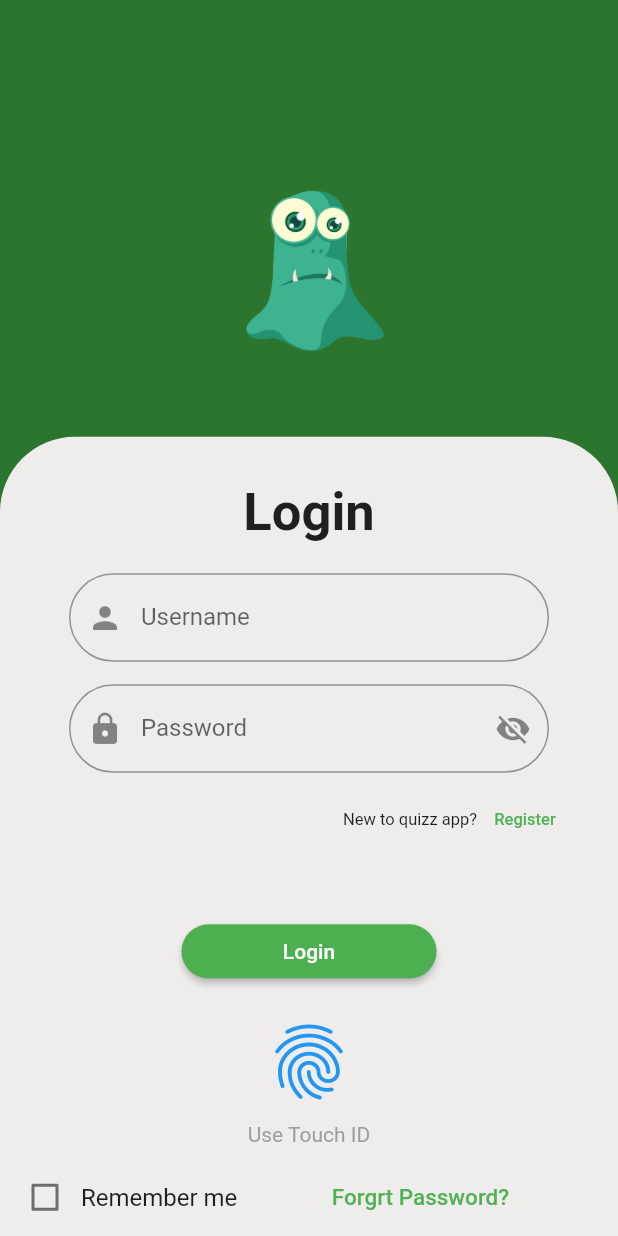
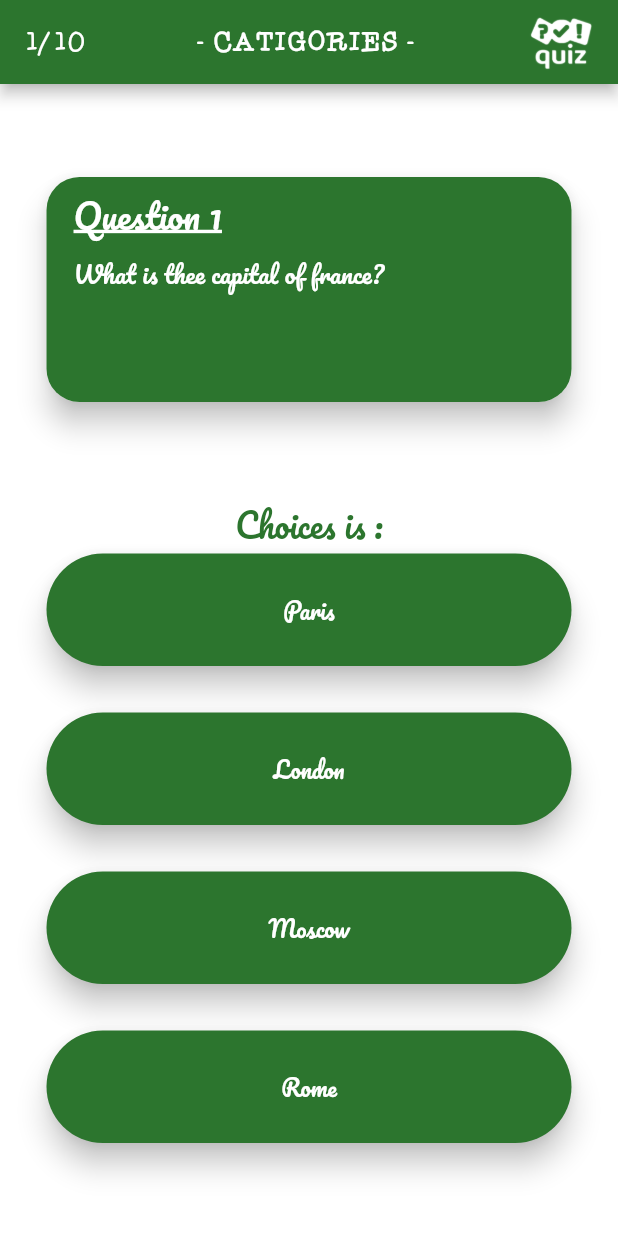
Before and after one commit to Abd0-M0stafa/abdelrahman_mostafa_iti_2023, a Flutter app: the Loginscreen screen opened directly, after a tap on "Login", on a phone screen of 412 x 824 dp. Run offline on Flutter 3.47's test engine with Material 2 defaults, Android fonts, the phone set to English and light mode, and no system bars.

Commit message:
`my fourth task (4)`

```diff
--- /dev/null
+++ b/task 2 = quiz app/fonts/New folder (2)/ffonts.net.txt
@@ -0,0 +1,5 @@
+Download Free fonts from FFonts:
+
+https://www.ffonts.net
+
+Free Fonts Donwload
--- /dev/null
+++ b/task 2 = quiz app/lib/screens/categories.dart
@@ -0,0 +1,153 @@
+import 'package:flutter/material.dart';
+import 'package:quiz_app/screens/oppening_screen.dart';
+import 'package:quiz_app/used_widgets/coponents.dart';
+
+class Catigories extends StatelessWidget {
+  const Catigories({super.key});
+
+  @override
+  Widget build(BuildContext context) {
+    return Scaffold(
+      backgroundColor: Colors.white,
+      appBar: AppBar(
+        automaticallyImplyLeading: false,
+        backgroundColor: const Color(0xff2c752e),
+        title: Row(
+          children: [
+            title(
+                text: '1/10', font: 'Flocked3', size: 18, color: Colors.white),
+            const Spacer(),
+            title(
+                text: '- CATIGORIES -',
+                font: 'Flocked3',
+                size: 18,
+                color: Colors.white),
+            const Spacer(),
+            SizedBox(
+                width: 45,
+                height: 45,
+                child: Image.asset('assets/images/quizz logo.PNG')),
+          ],
+        ),
+      ),
+      body: Column(
+        mainAxisAlignment: MainAxisAlignment.center,
+        children: [
+          const Spacer(
+            flex: 2,
+          ),
+          Material(
+            elevation: 8,
+            borderRadius: BorderRadius.circular(22),
+            child: Container(
+              height: 150,
+              width: 350,
+              decoration: BoxDecoration(
+                color: const Color(0xff2c752e),
+                borderRadius: BorderRadius.circular(22),
+              ),
+              child: Column(
+                crossAxisAlignment: CrossAxisAlignment.start,
+                children: [
+                  const Padding(
+                    padding: EdgeInsets.only(top: 5, left: 18),
+                    child: Text(
+                      'Question 1',
+                      style: TextStyle(
+                          fontFamily: 'Pacifico',
+                          fontSize: 23,
+                          color: Colors.white,
+                          decoration: TextDecoration.underline,
+                          decorationThickness: 2),
+                    ),
+                  ),
+                  Padding(
+                    padding: const EdgeInsets.only(top: 5, left: 18),
+                    child: title(
+                        text: 'What is thee capital of france?',
+                        font: 'Pacifico',
+                        size: 16,
+                        color: Colors.white),
+                  ),
+                ],
+              ),
+            ),
+          ),
+          const Spacer(
+            flex: 2,
+          ),
+          title(
+            text: 'Choices is :',
+            font: 'Pacifico',
+            size: 22,
+            color: const Color(0xff2c752e),
+          ),
+          container(
+              text: 'Paris',
+              font: 'Pacifico',
+              size: 15,
+              color: Colors.white,
+              onpressed: () {
+                Navigator.push(
+                  context,
+                  MaterialPageRoute<void>(
+                    builder: (BuildContext context) => const OppeningScreen(),
+                  ),
+                );
+              }),
+          const Spacer(
+            flex: 1,
+          ),
+          container(
+              text: 'London',
+              font: 'Pacifico',
+              size: 15,
+              color: Colors.white,
+              onpressed: () {
+                Navigator.push(
+                  context,
+                  MaterialPageRoute<void>(
+                    builder: (BuildContext context) => const OppeningScreen(),
+                  ),
+                );
+              }),
+          const Spacer(
+            flex: 1,
+          ),
+          container(
+              text: 'Moscow',
+              font: 'Pacifico',
+              size: 15,
+              color: Colors.white,
+              onpressed: () {
+                Navigator.push(
+                  context,
+                  MaterialPageRoute<void>(
+                    builder: (BuildContext context) => const OppeningScreen(),
+                  ),
+                );
+              }),
+          const Spacer(
+            flex: 1,
+          ),
+          container(
+              text: 'Rome',
+              font: 'Pacifico',
+              size: 15,
+              color: Colors.white,
+              onpressed: () {
+                Navigator.push(
+                  context,
+                  MaterialPageRoute<void>(
+                    builder: (BuildContext context) => const OppeningScreen(),
+                  ),
+                );
+              }),
+          const Spacer(
+            flex: 2,
+          ),
+        ],
+      ),
+    );
+  }
+}
--- a/task 2 = quiz app/lib/screens/login_screen.dart
+++ b/task 2 = quiz app/lib/screens/login_screen.dart
@@ -1,4 +1,5 @@
 import 'package:flutter/material.dart';
+import 'package:quiz_app/screens/categories.dart';
 
 class Loginscreen extends StatefulWidget {
   const Loginscreen({super.key});
@@ -32,7 +33,7 @@ class LoginscreenState extends State<Loginscreen> {
                 borderRadius: BorderRadius.only(
                     topLeft: Radius.circular(50),
                     topRight: Radius.circular(50)),
-                color: const Color(0xffefecec),
+                color: Color(0xffefecec),
               ),
               width: MediaQuery.of(context).size.width * 1,
               height: MediaQuery.of(context).size.height * 0.65,
@@ -99,14 +100,22 @@ class LoginscreenState extends State<Loginscreen> {
                     child: SizedBox(
                       width: 170,
                       child: ElevatedButton(
-                        onPressed: () {},
-                        child: const Text('Login'),
+                        onPressed: () {
+                          Navigator.push(
+                            context,
+                            MaterialPageRoute<void>(
+                              builder: (BuildContext context) =>
+                                  const Catigories(),
+                            ),
+                          );
+                        },
                         style: ElevatedButton.styleFrom(
                           backgroundColor: const Color(0xff4caf50),
                           shape: RoundedRectangleBorder(
                             borderRadius: BorderRadius.circular(30),
                           ),
                         ),
+                        child: const Text('Login'),
                       ),
                     ),
                   ),
--- a/task 2 = quiz app/lib/used_widgets/coponents.dart
+++ b/task 2 = quiz app/lib/used_widgets/coponents.dart
@@ -14,3 +14,35 @@ Widget title(
     ),
   );
 }
+
+Widget container(
+    {required String text,
+    required String font,
+    required double size,
+    required Color color,
+    required onpressed}) {
+  return Center(
+    child: SizedBox(
+      height: 75,
+      width: 350,
+      child: ElevatedButton(
+        onPressed: onpressed,
+        style: ElevatedButton.styleFrom(
+          backgroundColor: const Color(0xff2c752e),
+          elevation: 8,
+          shape: RoundedRectangleBorder(
+            borderRadius: BorderRadius.circular(60),
+          ),
+        ),
+        child: Text(
+          text,
+          style: TextStyle(
+            fontFamily: font,
+            fontSize: size,
+            color: color,
+          ),
+        ),
+      ),
+    ),
+  );
+}
--- a/task 2 = quiz app/pubspec.yaml
+++ b/task 2 = quiz app/pubspec.yaml
@@ -35,6 +35,7 @@ dependencies:
   # The following adds the Cupertino Icons font to your application.
   # Use with the CupertinoIcons class for iOS style icons.
   cupertino_icons: ^1.0.2
+  google_fonts: ^5.1.0
 
 dev_dependencies:
   flutter_test:
@@ -85,6 +86,9 @@ flutter:
         - asset: fonts/New folder/static/DancingScript-Regular.ttf
   #       - asset: fonts/TrajanPro_Bold.ttf
   #         weight: 700
+    - family: Flocked3
+      fonts:
+        - asset: fonts/New folder (2)/Flocked3.ttf
   #
   # For details regarding fonts from package dependencies,
   # see https://flutter.dev/custom-fonts/#from-packages
```
Also changed, not shown: task 2 = quiz app/fonts/New folder (2)/install-a-new-font.txt (added, +44 -0 lines), task 2 = quiz app/lib/main.dart (+1 -6 lines), task 2 = quiz app/lib/screens/oppening_screen.dart (+11 -3 lines), task 2 = quiz app/assets/images/quizz logo.PNG (added), task 2 = quiz app/fonts/New folder (2)/Flocked3.ttf (added), task 2 = quiz app/pubspec.lock, 4 other files.
